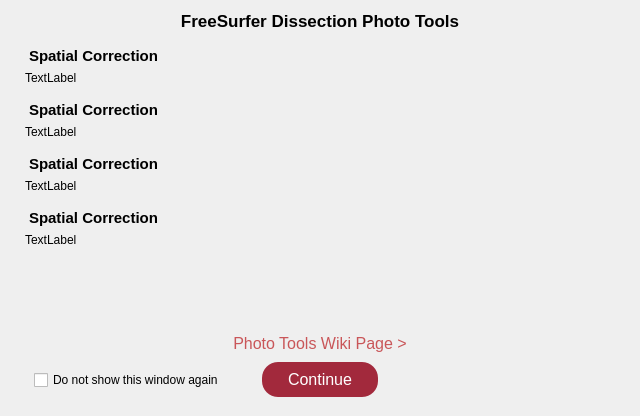
The window that dissection_photo_2/dissection_photo/DialogWelcome.ui (freesurfer/freesurfer) describes before a commit, drawn with Qt 5.
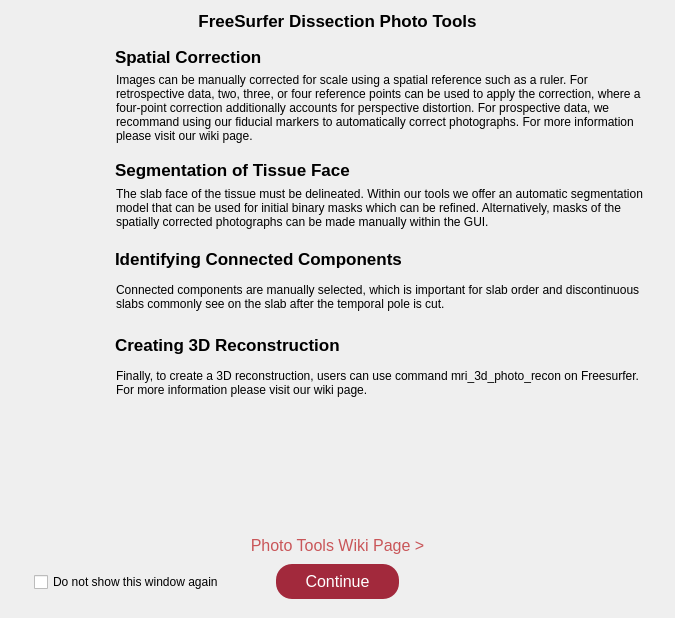
The same window after the commit. Icons and pictures are not drawn.

Commit message: Added UI texts and icons

Patch:
```diff
--- a/dissection_photo_2/dissection_photo/DialogWelcome.ui
+++ b/dissection_photo_2/dissection_photo/DialogWelcome.ui
@@ -6,14 +6,14 @@
    <rect>
     <x>0</x>
     <y>0</y>
-    <width>640</width>
-    <height>416</height>
+    <width>675</width>
+    <height>618</height>
    </rect>
   </property>
   <property name="windowTitle">
    <string>Dissection Photo</string>
   </property>
-  <layout class="QVBoxLayout" name="verticalLayout">
+  <layout class="QVBoxLayout" name="verticalLayout" stretch="0,0,0,0,0">
    <property name="leftMargin">
     <number>25</number>
    </property>
@@ -38,59 +38,67 @@
    </item>
    <item>
     <layout class="QGridLayout" name="gridLayout">
-     <item row="4" column="0">
-      <widget class="QLabel" name="label_8">
-       <property name="styleSheet">
-        <string notr="true">font-weight:bold; font-size: 15px; padding-top: 10;</string>
-       </property>
+     <item row="3" column="1">
+      <widget class="QLabel" name="label_7">
        <property name="text">
-        <string>Spatial Correction</string>
+        <string>The slab face of the tissue must be delineated. Within our tools we offer an automatic segmentation model that can be used for initial binary masks which can be refined. Alternatively, masks of the spatially corrected photographs can be made manually within the GUI.</string>
        </property>
-       <property name="alignment">
-        <set>Qt::AlignLeading|Qt::AlignLeft|Qt::AlignVCenter</set>
+       <property name="wordWrap">
+        <bool>true</bool>
        </property>
-      </widget>
-     </item>
-     <item row="0" column="0">
-      <widget class="QLabel" name="label_2">
-       <property name="styleSheet">
-        <string notr="true">font-weight:bold; font-size: 15px; padding-top: 10;</string>
+       <property name="indent">
+        <number>5</number>
        </property>
-       <property name="text">
-        <string>Spatial Correction</string>
-       </property>
-       <property name="alignment">
-        <set>Qt::AlignLeading|Qt::AlignLeft|Qt::AlignVCenter</set>
-       </property>
       </widget>
      </item>
-     <item row="2" column="0">
+     <item row="2" column="1">
       <widget class="QLabel" name="label_6">
+       <property name="font">
+        <font>
+         <pointsize>-1</pointsize>
+         <bold>true</bold>
+        </font>
+       </property>
        <property name="styleSheet">
-        <string notr="true">font-weight:bold; font-size: 15px; padding-top: 10;</string>
+        <string notr="true">font-weight:bold; font-size: 17px; padding-top: 10;</string>
        </property>
        <property name="text">
-        <string>Spatial Correction</string>
+        <string>Segmentation of Tissue Face</string>
        </property>
        <property name="alignment">
         <set>Qt::AlignLeading|Qt::AlignLeft|Qt::AlignVCenter</set>
        </property>
       </widget>
      </item>
-     <item row="7" column="0">
-      <widget class="QLabel" name="label_5">
-       <property name="text">
-        <string>TextLabel</string>
-       </property>
-       <property name="wordWrap">
-        <bool>true</bool>
-       </property>
-      </widget>
-     </item>
-     <item row="6" column="0">
+     <item row="6" column="1">
       <widget class="QLabel" name="label_4">
+       <property name="font">
+        <font>
+         <pointsize>-1</pointsize>
+         <bold>true</bold>
+        </font>
+       </property>
        <property name="styleSheet">
-        <string notr="true">font-weight:bold; font-size: 15px; padding-top: 10;</string>
+        <string notr="true">font-weight:bold; font-size: 17px; padding-top: 10;</string>
+       </property>
+       <property name="text">
+        <string>Creating 3D Reconstruction</string>
+       </property>
+       <property name="alignment">
+        <set>Qt::AlignLeading|Qt::AlignLeft|Qt::AlignVCenter</set>
+       </property>
+      </widget>
+     </item>
+     <item row="0" column="1">
+      <widget class="QLabel" name="label_2">
+       <property name="font">
+        <font>
+         <pointsize>-1</pointsize>
+         <bold>true</bold>
+        </font>
+       </property>
+       <property name="styleSheet">
+        <string notr="true">font-weight:bold; font-size: 17px; padding-top: 10;</string>
        </property>
        <property name="text">
         <string>Spatial Correction</string>
@@ -98,34 +106,195 @@
        <property name="alignment">
         <set>Qt::AlignLeading|Qt::AlignLeft|Qt::AlignVCenter</set>
        </property>
+       <property name="margin">
+        <number>0</number>
+       </property>
       </widget>
      </item>
-     <item row="1" column="0">
+     <item row="7" column="1">
+      <widget class="QLabel" name="label_5">
+       <property name="text">
+        <string>Finally, to create a 3D reconstruction, users can use command mri_3d_photo_recon on Freesurfer. For more information please visit our wiki page.</string>
+       </property>
+       <property name="wordWrap">
+        <bool>true</bool>
+       </property>
+       <property name="indent">
+        <number>5</number>
+       </property>
+      </widget>
+     </item>
+     <item row="2" column="0" rowspan="2">
+      <widget class="QLabel" name="label_12">
+       <property name="sizePolicy">
+        <sizepolicy hsizetype="Fixed" vsizetype="Fixed">
+         <horstretch>0</horstretch>
+         <verstretch>0</verstretch>
+        </sizepolicy>
+       </property>
+       <property name="minimumSize">
+        <size>
+         <width>80</width>
+         <height>80</height>
+        </size>
+       </property>
+       <property name="maximumSize">
+        <size>
+         <width>80</width>
+         <height>80</height>
+        </size>
+       </property>
+       <property name="text">
+        <string/>
+       </property>
+       <property name="pixmap">
+        <pixmap resource="dissection_photo.qrc">:/resource/slabs@2x.png</pixmap>
+       </property>
+       <property name="scaledContents">
+        <bool>true</bool>
+       </property>
+      </widget>
+     </item>
+     <item row="1" column="1">
       <widget class="QLabel" name="label_3">
-       <property name="text">
-        <string>TextLabel</string>
+       <property name="sizePolicy">
+        <sizepolicy hsizetype="Preferred" vsizetype="MinimumExpanding">
+         <horstretch>0</horstretch>
+         <verstretch>0</verstretch>
+        </sizepolicy>
        </property>
-       <property name="wordWrap">
-        <bool>true</bool>
-       </property>
-      </widget>
-     </item>
-     <item row="3" column="0">
-      <widget class="QLabel" name="label_7">
        <property name="text">
-        <string>TextLabel</string>
+        <string>Images can be manually corrected for scale using a spatial reference such as a ruler. For retrospective data, two, three, or four reference points can be used to apply the correction, where a four-point correction additionally accounts for perspective distortion. For prospective data, we recommand using our fiducial markers to automatically correct photographs. For more information please visit our wiki page.</string>
        </property>
        <property name="wordWrap">
         <bool>true</bool>
        </property>
+       <property name="indent">
+        <number>5</number>
+       </property>
       </widget>
      </item>
-     <item row="5" column="0">
+     <item row="5" column="1">
       <widget class="QLabel" name="label_9">
        <property name="text">
-        <string>TextLabel</string>
+        <string>Connected components are manually selected, which is important for slab order and discontinuous slabs commonly see on the slab after the temporal pole is cut.</string>
        </property>
        <property name="wordWrap">
+        <bool>true</bool>
+       </property>
+       <property name="indent">
+        <number>5</number>
+       </property>
+      </widget>
+     </item>
+     <item row="0" column="0" rowspan="2">
+      <widget class="QLabel" name="label_11">
+       <property name="sizePolicy">
+        <sizepolicy hsizetype="Fixed" vsizetype="Fixed">
+         <horstretch>0</horstretch>
+         <verstretch>0</verstretch>
+        </sizepolicy>
+       </property>
+       <property name="minimumSize">
+        <size>
+         <width>80</width>
+         <height>80</height>
+        </size>
+       </property>
+       <property name="maximumSize">
+        <size>
+         <width>80</width>
+         <height>80</height>
+        </size>
+       </property>
+       <property name="text">
+        <string/>
+       </property>
+       <property name="pixmap">
+        <pixmap resource="dissection_photo.qrc">:/resource/ruler@2x.png</pixmap>
+       </property>
+       <property name="scaledContents">
+        <bool>true</bool>
+       </property>
+      </widget>
+     </item>
+     <item row="4" column="1">
+      <widget class="QLabel" name="label_8">
+       <property name="font">
+        <font>
+         <pointsize>-1</pointsize>
+         <bold>true</bold>
+        </font>
+       </property>
+       <property name="styleSheet">
+        <string notr="true">font-weight:bold; font-size: 17px; padding-top: 10;</string>
+       </property>
+       <property name="text">
+        <string>Identifying Connected Components</string>
+       </property>
+       <property name="alignment">
+        <set>Qt::AlignLeading|Qt::AlignLeft|Qt::AlignVCenter</set>
+       </property>
+      </widget>
+     </item>
+     <item row="4" column="0" rowspan="2">
+      <widget class="QLabel" name="label_13">
+       <property name="sizePolicy">
+        <sizepolicy hsizetype="Fixed" vsizetype="Fixed">
+         <horstretch>0</horstretch>
+         <verstretch>0</verstretch>
+        </sizepolicy>
+       </property>
+       <property name="minimumSize">
+        <size>
+         <width>80</width>
+         <height>80</height>
+        </size>
+       </property>
+       <property name="maximumSize">
+        <size>
+         <width>80</width>
+         <height>80</height>
+        </size>
+       </property>
+       <property name="text">
+        <string/>
+       </property>
+       <property name="pixmap">
+        <pixmap resource="dissection_photo.qrc">:/resource/cc@2x.png</pixmap>
+       </property>
+       <property name="scaledContents">
+        <bool>true</bool>
+       </property>
+      </widget>
+     </item>
+     <item row="6" column="0" rowspan="2">
+      <widget class="QLabel" name="label_14">
+       <property name="sizePolicy">
+        <sizepolicy hsizetype="Fixed" vsizetype="Fixed">
+         <horstretch>0</horstretch>
+         <verstretch>0</verstretch>
+        </sizepolicy>
+       </property>
+       <property name="minimumSize">
+        <size>
+         <width>80</width>
+         <height>80</height>
+        </size>
+       </property>
+       <property name="maximumSize">
+        <size>
+         <width>80</width>
+         <height>80</height>
+        </size>
+       </property>
+       <property name="text">
+        <string/>
+       </property>
+       <property name="pixmap">
+        <pixmap resource="dissection_photo.qrc">:/resource/recon@2x.png</pixmap>
+       </property>
+       <property name="scaledContents">
         <bool>true</bool>
        </property>
       </widget>
```
Left out of the diff: 4 changed lines with no effect on the pictures. The commit also changes 7 other files.
